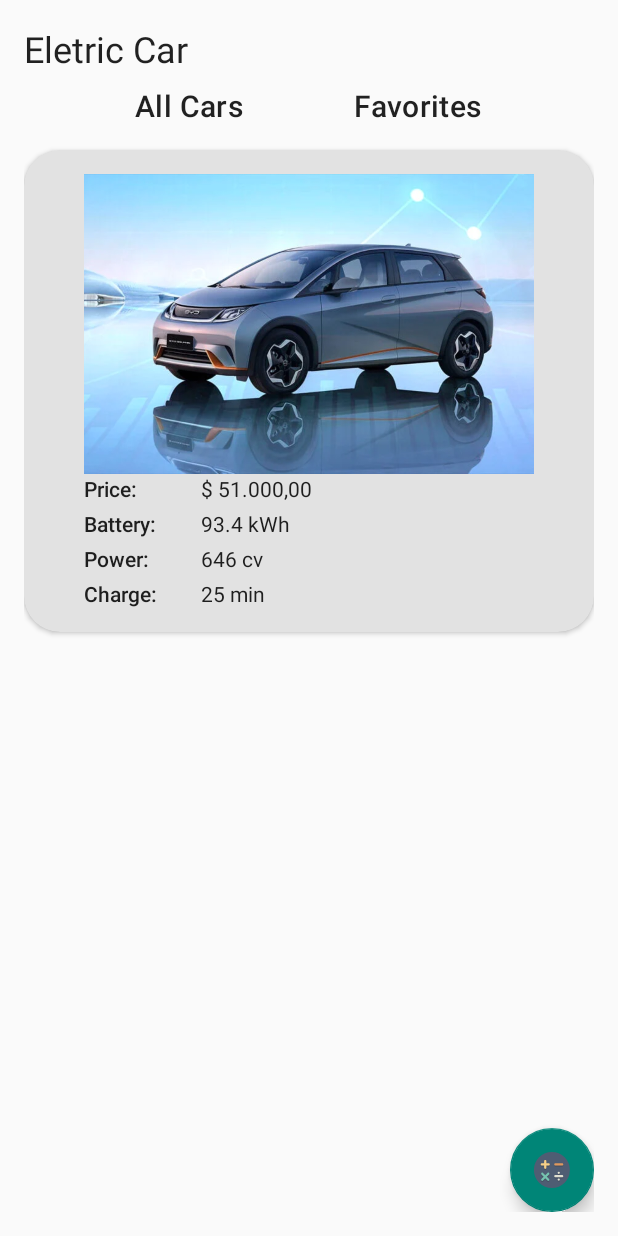
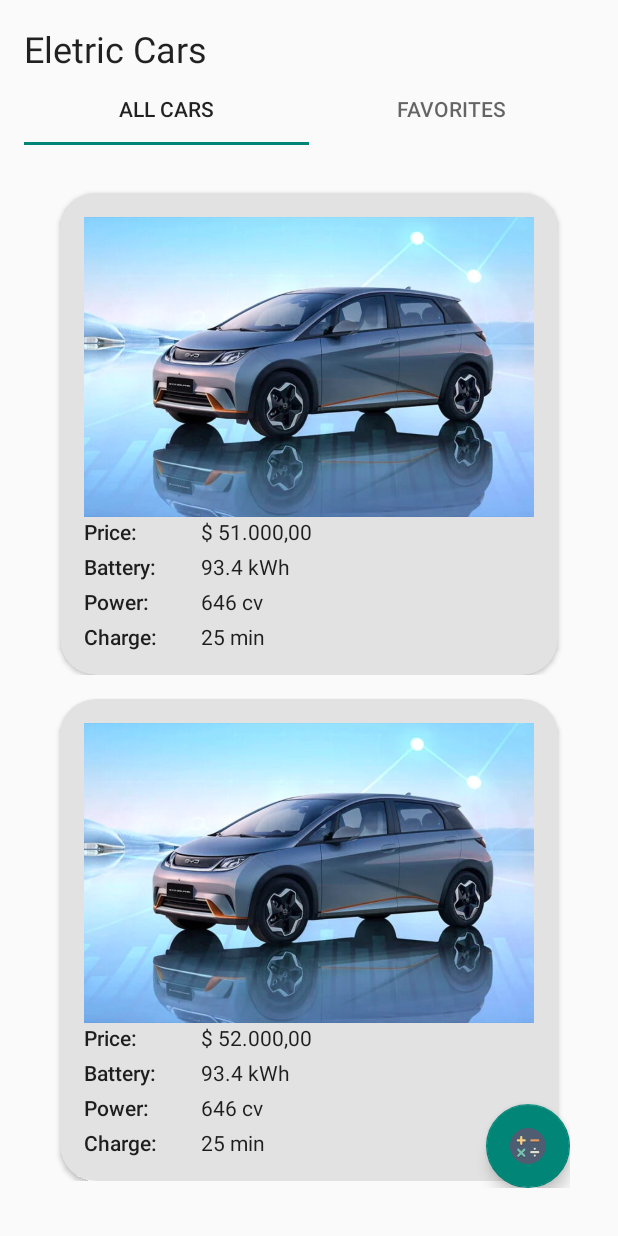
Before and after one commit to vscandeira/dio_lab_android_app_eletric_car, an Android app built with Jetpack Compose: the screen it shows after launch (MainActivity), on a phone screen of 412 x 824 dp. Run offline under Robolectric (Android 15) with nearby library versions, the phone set to English and light mode, and no system bars.

Commit message:
Final corrections on tab layouts.

```diff
--- a/app/src/main/java/com/example/quartoappdio_eletriccar/data/CarFactory.kt
+++ b/app/src/main/java/com/example/quartoappdio_eletriccar/data/CarFactory.kt
@@ -3,7 +3,8 @@ package com.example.quartoappdio_eletriccar.data
 import com.example.quartoappdio_eletriccar.domain.Car
 
 object CarFactory {
-    public val listCars = listOf<Car> ( Car(
+    val listCars = listOf<Car> (
+        Car(
             id = 1,
             price = "$ 51.000,00",
             battery = "93.4 kWh",
@@ -16,6 +17,13 @@ object CarFactory {
             battery = "93.4 kWh",
             power = "646 cv",
             charge = "25 min",
+            urlPhoto = "https://www.google.com/"),
+        Car(
+            id = 3,
+            price = "$ 53.000,00",
+            battery = "93.4 kWh",
+            power = "646 cv",
+            charge = "25 min",
             urlPhoto = "https://www.google.com/")
     )
 }
--- a/app/src/main/java/com/example/quartoappdio_eletriccar/presentation/CarFragment.kt
+++ b/app/src/main/java/com/example/quartoappdio_eletriccar/presentation/CarFragment.kt
@@ -1,13 +1,21 @@
 package com.example.quartoappdio_eletriccar.presentation
 
+import android.content.Intent
 import android.os.Bundle
 import android.view.LayoutInflater
 import android.view.View
 import android.view.ViewGroup
 import androidx.fragment.app.Fragment
+import androidx.recyclerview.widget.RecyclerView
 import com.example.quartoappdio_eletriccar.R
+import com.example.quartoappdio_eletriccar.data.CarFactory
+import com.example.quartoappdio_eletriccar.presentation.adapter.CarAdapter
+import com.google.android.material.floatingactionbutton.FloatingActionButton
 
 class CarFragment : Fragment() {
+    lateinit var listCars: RecyclerView
+    lateinit var btnCalc: FloatingActionButton
+
     override fun onCreateView(
         inflater: LayoutInflater,
         container: ViewGroup?,
@@ -15,4 +23,29 @@ class CarFragment : Fragment() {
     ): View? {
         return inflater.inflate(R.layout.fragment_cars, container, false)
     }
+
+    override fun onViewCreated(view: View, savedInstanceState: Bundle?) {
+        super.onViewCreated(view, savedInstanceState)
+        setupView(view)
+        setupList()
+        setupListeners()
+    }
+
+    fun setupView(view: View) {
+        view.apply{
+            listCars = findViewById(R.id.rv_list_cars)
+            btnCalc = findViewById(R.id.fab_goto_calc)
+        }
+    }
+
+    fun setupList() {
+        val adapter = CarAdapter(CarFactory.listCars)
+        listCars.adapter = adapter
+    }
+
+    fun setupListeners() {
+        btnCalc.setOnClickListener {
+            startActivity(Intent(context, CalcAutonomyActivity::class.java))
+        }
+    }
 }
--- a/app/src/main/java/com/example/quartoappdio_eletriccar/presentation/MainActivity.kt
+++ b/app/src/main/java/com/example/quartoappdio_eletriccar/presentation/MainActivity.kt
@@ -1,22 +1,15 @@
 package com.example.quartoappdio_eletriccar.presentation
 
-import android.content.Intent
 import android.os.Bundle
-import android.view.View
-import android.widget.Button
-import android.widget.EditText
-import android.widget.TextView
-import androidx.activity.ComponentActivity
-import androidx.recyclerview.widget.LinearLayoutManager
-import androidx.recyclerview.widget.RecyclerView
+import androidx.appcompat.app.AppCompatActivity
+import androidx.viewpager2.widget.ViewPager2
 import com.example.quartoappdio_eletriccar.R
-import com.example.quartoappdio_eletriccar.presentation.adapter.CarAdapter
-import com.google.android.material.floatingactionbutton.FloatingActionButton
-import com.example.quartoappdio_eletriccar.data.CarFactory
+import com.example.quartoappdio_eletriccar.presentation.adapter.TabsAdapter
+import com.google.android.material.tabs.TabLayout
 
-class MainActivity : ComponentActivity() {
-    lateinit var btnCalc: FloatingActionButton
-    lateinit var listCars: RecyclerView
+class MainActivity : AppCompatActivity() {
+    lateinit var tabLayout: TabLayout
+    lateinit var viewPager: ViewPager2
 
     override fun onCreate(savedInstanceState: Bundle?) {
         super.onCreate(savedInstanceState)
@@ -24,36 +17,38 @@ class MainActivity : ComponentActivity() {
 
         setupView()
         setupListeners()
-        setupList()
+        setupTabs()
     }
 
     fun setupView() {
-        btnCalc = findViewById(R.id.fab_goto_calc)
-        listCars = findViewById(R.id.rv_list_cars)
+        tabLayout = findViewById(R.id.tl_menus)
+        viewPager = findViewById(R.id.vp_section)
     }
-    fun setupListeners() {
-        btnCalc.setOnClickListener{
-            /* forma 1: passando contexto
-            val i : Intent = Intent()
-            i.setClassName(this, "com.example.quartoappdio_eletriccar.presentation.CalcAutonomyActivity")
-            startActivity(i)
-            */
-
-            /* forma 2: por package name
-            val i : Intent = Intent()
-            i.setClassName("com.example.quartoappdio_eletriccar", "com.example.quartoappdio_eletriccar.presentation.CalcAutonomyActivity")
-            startActivity(i)
-            */
-
-            ///* forma 3: quando activity interna
-            startActivity(Intent(this, CalcAutonomyActivity::class.java))
-            //*/
-        }
+    fun setupTabs() {
+        val tabsAdapter = TabsAdapter(this)
+        viewPager.adapter = tabsAdapter
     }
 
-    fun setupList() {
-        val adapter = CarAdapter(CarFactory.listCars)
-        //listCars.layoutManager = LinearLayoutManager(this)
-        listCars.adapter = adapter
+    fun setupListeners() {
+        tabLayout.addOnTabSelectedListener(object: TabLayout.OnTabSelectedListener{
+            override fun onTabSelected(tab: TabLayout.Tab?) {
+                tab?.run {
+                    viewPager.currentItem = position
+                }
+            }
+
+            override fun onTabUnselected(tab: TabLayout.Tab?) {}
+
+            override fun onTabReselected(tab: TabLayout.Tab?) {}
+
+        })
+
+        viewPager.registerOnPageChangeCallback(object: ViewPager2.OnPageChangeCallback() {
+            override fun onPageSelected(position: Int) {
+                super.onPageSelected(position)
+                tabLayout.getTabAt(position)?.select()
+            }
+        })
     }
+
 }
--- a/app/src/main/java/com/example/quartoappdio_eletriccar/presentation/adapter/CarAdapter.kt
+++ b/app/src/main/java/com/example/quartoappdio_eletriccar/presentation/adapter/CarAdapter.kt
@@ -9,6 +9,26 @@ import com.example.quartoappdio_eletriccar.R
 import com.example.quartoappdio_eletriccar.domain.Car
 
 class CarAdapter(private val cars: List<Car>) : RecyclerView.Adapter<CarAdapter.ViewHolder>() {
+
+    override fun onCreateViewHolder(parent: ViewGroup, viewType: Int): ViewHolder {
+        //Log.d("DEBUG","onCreateViewHolder called")
+        val view = LayoutInflater.from(parent.context).inflate(R.layout.item_car, parent, false)
+        return ViewHolder(view)
+    }
+
+    override fun getItemCount(): Int {
+        //Log.d("DEBUG","getItemCount called getting ${cars.size} items")
+        return cars.size
+    }
+
+    override fun onBindViewHolder(holder: ViewHolder, position: Int) {
+        //Log.d("DEBUG","onBindViewHolder called with position $position")
+        holder.price.text = cars[position].price
+        holder.battery.text = cars[position].battery
+        holder.power.text = cars[position].power
+        holder.charge.text = cars[position].charge
+    }
+
     class ViewHolder(view: View) : RecyclerView.ViewHolder(view) {
         val price: TextView
         val battery: TextView
@@ -17,6 +37,7 @@ class CarAdapter(private val cars: List<Car>) : RecyclerView.Adapter<CarAdapter.
 
         init {
             view.apply {
+                //Log.d("DEBUG","ViewHolder.init called")
                 price = findViewById(R.id.tv_price_val)
                 battery = findViewById(R.id.tv_battery_val)
                 power = findViewById(R.id.tv_power_val)
@@ -25,19 +46,4 @@ class CarAdapter(private val cars: List<Car>) : RecyclerView.Adapter<CarAdapter.
         }
     }
 
-    override fun onCreateViewHolder(parent: ViewGroup, viewType: Int): ViewHolder {
-        val view = LayoutInflater.from(parent.context).inflate(R.layout.item_car, parent, false)
-        return ViewHolder(view)
-    }
-
-    override fun getItemCount(): Int {
-        return cars.size
-    }
-
-    override fun onBindViewHolder(holder: ViewHolder, position: Int) {
-        holder.price.text = cars[position].price
-        holder.battery.text = cars[position].battery
-        holder.power.text = cars[position].power
-        holder.charge.text = cars[position].charge
-    }
 }
--- /dev/null
+++ b/app/src/main/java/com/example/quartoappdio_eletriccar/presentation/adapter/TabsAdapter.kt
@@ -0,0 +1,18 @@
+package com.example.quartoappdio_eletriccar.presentation.adapter
+
+import androidx.fragment.app.Fragment
+import androidx.fragment.app.FragmentActivity
+import androidx.viewpager2.adapter.FragmentStateAdapter
+import com.example.quartoappdio_eletriccar.presentation.CarFragment
+import com.example.quartoappdio_eletriccar.presentation.FavoriteFragment
+
+class TabsAdapter (fragmentActivity: FragmentActivity) : FragmentStateAdapter(fragmentActivity) {
+    override fun getItemCount(): Int = 2
+
+    override fun createFragment(position: Int): Fragment {
+        return when(position) {
+            1 -> FavoriteFragment()
+            else -> CarFragment()
+        }
+    }
+}
--- a/app/src/main/res/layout/activity_main.xml
+++ b/app/src/main/res/layout/activity_main.xml
@@ -1,7 +1,6 @@
 <?xml version="1.0" encoding="utf-8"?>
 <!-- FOURTH LAYOUT: CONSTRAINT -->
 <androidx.constraintlayout.widget.ConstraintLayout
-    xmlns:tools="http://schemas.android.com/tools"
     xmlns:android="http://schemas.android.com/apk/res/android"
     xmlns:app="http://schemas.android.com/apk/res-auto"
     android:layout_width="match_parent"
@@ -15,13 +14,13 @@
         android:id="@+id/tv_title"
         android:layout_width="wrap_content"
         android:layout_height="wrap_content"
-        android:text="@string/title_eletric_car"
+        android:text="@string/app_name"
         style="@style/TextAppearance.MaterialComponents.Headline5"
         app:layout_constraintStart_toStartOf="parent"
         app:layout_constraintTop_toTopOf="parent"
         />
 
-    <!--<com.google.android.material.tabs.TabLayout
+    <com.google.android.material.tabs.TabLayout
         android:id="@+id/tl_menus"
         android:layout_width="match_parent"
         android:layout_height="wrap_content"
@@ -36,54 +35,19 @@
         <com.google.android.material.tabs.TabItem
             android:layout_width="wrap_content"
             android:layout_height="wrap_content"
-            android:text="@string/subtitle_all_cars"/>
+            android:text="@string/subtitle_fav"/>
 
-    </com.google.android.material.tabs.TabLayout> -->
+    </com.google.android.material.tabs.TabLayout>
 
-    <TextView
-        android:id="@+id/tv_cars"
-        android:layout_width="wrap_content"
-        android:layout_height="wrap_content"
-        android:text= "@string/subtitle_all_cars"
-        android:layout_marginTop="8dp"
-        app:layout_constraintTop_toBottomOf="@id/tv_title"
-        app:layout_constraintStart_toStartOf="@id/tv_title"
-        app:layout_constraintEnd_toStartOf="@id/tv_fav"
-        style="@style/TextAppearance.MaterialComponents.Headline6"
-        />
-
-    <TextView
-        android:id="@+id/tv_fav"
-        android:layout_width="wrap_content"
-        android:layout_height="wrap_content"
-        android:text="@string/subtitle_fav"
-        app:layout_constraintTop_toTopOf="@id/tv_cars"
-        app:layout_constraintStart_toEndOf="@id/tv_cars"
-        app:layout_constraintEnd_toEndOf="parent"
-        style="@style/TextAppearance.MaterialComponents.Headline6"
-        />
-
-    <androidx.recyclerview.widget.RecyclerView
-        android:id="@+id/rv_list_cars"
+    <androidx.viewpager2.widget.ViewPager2
+        android:id="@+id/vp_section"
         android:layout_width="0dp"
         android:layout_height="0dp"
         app:layout_constraintStart_toStartOf="parent"
         app:layout_constraintEnd_toEndOf="parent"
-        app:layout_constraintTop_toBottomOf="@id/tv_cars"
+        app:layout_constraintTop_toBottomOf="@id/tl_menus"
         app:layout_constraintBottom_toBottomOf="parent"
-        tools:listitem="@layout/item_car"
-        app:layoutManager="androidx.recyclerview.widget.LinearLayoutManager"
-        />
-
-    <com.google.android.material.floatingactionbutton.FloatingActionButton
-        android:id="@+id/fab_goto_calc"
-        android:layout_height="wrap_content"
-        android:layout_width="wrap_content"
-        app:layout_constraintEnd_toEndOf="parent"
-        app:layout_constraintBottom_toBottomOf="parent"
-        android:src="@drawable/calc"
-        android:contentDescription="@string/desc_fab_gotocalc_button"
-        android:background="?attr/selectableItemBackgroundBorderless"
         />
 
 </androidx.constraintlayout.widget.ConstraintLayout>
+    <!-- xmlns:tools="http://schemas.android.com/tools" -->
--- a/app/src/main/res/layout/fragment_cars.xml
+++ b/app/src/main/res/layout/fragment_cars.xml
@@ -10,14 +10,26 @@
     android:paddingBottom="16dp"
     android:paddingTop="16dp">
 
-    <TextView
-        android:layout_width="wrap_content"
-        android:layout_height="wrap_content"
-        android:text="Cars"
+    <androidx.recyclerview.widget.RecyclerView
+        android:id="@+id/rv_list_cars"
+        android:layout_width="0dp"
+        android:layout_height="0dp"
         app:layout_constraintStart_toStartOf="parent"
         app:layout_constraintEnd_toEndOf="parent"
+        app:layout_constraintTop_toTopOf="parent"
         app:layout_constraintBottom_toBottomOf="parent"
-        app:layout_constraintTop_toTopOf="parent"
+        tools:listitem="@layout/item_car"
+        app:layoutManager="androidx.recyclerview.widget.LinearLayoutManager"
         />
 
+    <com.google.android.material.floatingactionbutton.FloatingActionButton
+        android:id="@+id/fab_goto_calc"
+        android:layout_height="wrap_content"
+        android:layout_width="wrap_content"
+        app:layout_constraintEnd_toEndOf="parent"
+        app:layout_constraintBottom_toBottomOf="parent"
+        android:src="@drawable/calc"
+        android:contentDescription="@string/desc_fab_gotocalc_button"
+        android:background="?attr/selectableItemBackgroundBorderless"
+        />
 </androidx.constraintlayout.widget.ConstraintLayout>
--- a/app/src/main/res/layout/item_car.xml
+++ b/app/src/main/res/layout/item_car.xml
@@ -1,15 +1,14 @@
 <?xml version="1.0" encoding="utf-8"?>
 <androidx.constraintlayout.widget.ConstraintLayout
-    xmlns:tools="http://schemas.android.com/tools"
     xmlns:android="http://schemas.android.com/apk/res/android"
     xmlns:app="http://schemas.android.com/apk/res-auto"
     android:layout_width="match_parent"
-    android:layout_height="match_parent"
+    android:layout_height="wrap_content"
     >
 
     <androidx.cardview.widget.CardView
         android:id="@+id/cv_car"
-        android:layout_width="match_parent"
+        android:layout_width="wrap_content"
         android:layout_height="wrap_content"
         app:layout_constraintStart_toStartOf="parent"
         app:layout_constraintEnd_toEndOf="parent"
--- a/app/src/main/res/values/strings.xml
+++ b/app/src/main/res/values/strings.xml
@@ -1,6 +1,5 @@
 <resources>
-    <string name="app_name">QuartoAppDio_EletricCar</string>
-    <string name="title_eletric_car">Eletric Car</string>
+    <string name="app_name">Eletric Cars</string>
     <string name="subtitle_all_cars">All Cars</string>
     <string name="subtitle_fav">Favorites</string>
     <string name="field_price">Price:</string>
```
Also changed, not shown: 2 other files. Lines whose indentation alone changed are shown as unchanged.
